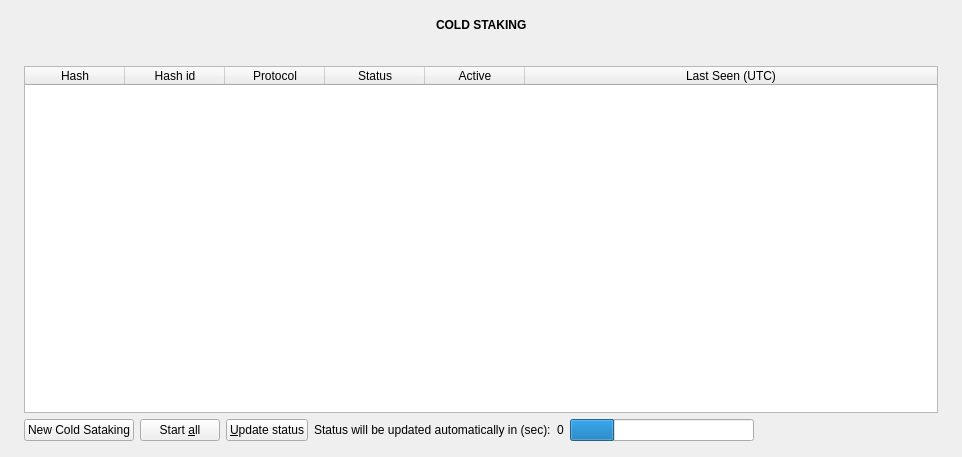
Above: src/qt/forms/coldstakinglist.ui from AnkerPay/Anker before the change. Below: the same form after it.
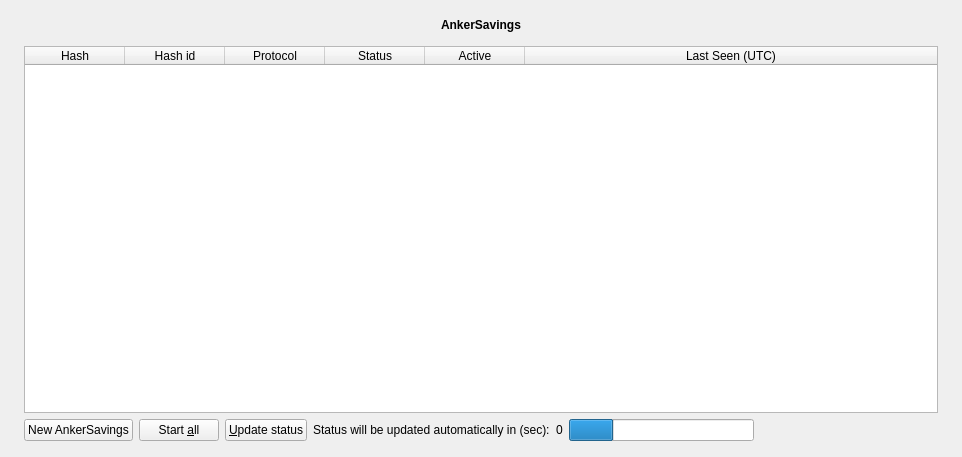
That is the form after the change.

What changed in the file:
```diff
--- a/src/qt/forms/coldstakinglist.ui
+++ b/src/qt/forms/coldstakinglist.ui
@@ -101,7 +101,7 @@
                     </font>
                    </property>
                    <property name="text">
-                    <string>COLD STAKING</string>
+                    <string>AnkerSavings</string>
                    </property>
                   </widget>
                  </item>
@@ -128,25 +128,11 @@
                 <property name="bottomMargin">
                  <number>1</number>
                 </property>
-                <item>
-                 <layout class="QHBoxLayout" name="horizontalLayout_note">
-                  <property name="bottomMargin">
-                   <number>0</number>
-                  </property>
-                  <item>
-                   <widget class="QLabel" name="updateNote">
-                    <property name="text">
-                     <string/>
-                    </property>
-                   </widget>
-                  </item>
-                 </layout>
-                </item>
                 <item>
                  <widget class="QTableWidget" name="tableWidgetMyColdstaking">
                   <property name="minimumSize">
                    <size>
-                    <width>695</width>
+                    <width>580</width>
                     <height>0</height>
                    </size>
                   </property>
@@ -245,7 +231,7 @@
                   <item>
                    <widget class="QPushButton" name="newcoldstaking">
                     <property name="text">
-                     <string>New Cold Sataking</string>
+                     <string>New AnkerSavings</string>
                     </property>
                    </widget>
                   </item>
```
